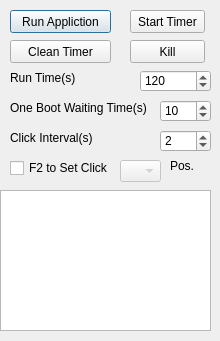
This is dialog.ui in mengzesam/run_ontime as Qt 5 draws it before an edit. The edited form follows.
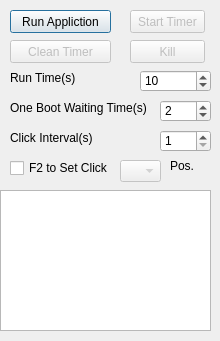
This is the edited form.

Patch:
```diff
--- a/dialog.ui
+++ b/dialog.ui
@@ -58,7 +58,7 @@
     <number>1</number>
    </property>
    <property name="value">
-    <number>120</number>
+    <number>10</number>
    </property>
   </widget>
   <widget class="QSpinBox" name="SpinBox_Waiting">
@@ -74,13 +74,13 @@
     <number>1</number>
    </property>
    <property name="maximum">
-    <number>240</number>
+    <number>30</number>
    </property>
    <property name="singleStep">
     <number>1</number>
    </property>
    <property name="value">
-    <number>10</number>
+    <number>2</number>
    </property>
   </widget>
   <widget class="QLabel" name="label_2">
@@ -122,16 +122,19 @@
     <number>1</number>
    </property>
    <property name="maximum">
-    <number>60</number>
+    <number>10</number>
    </property>
    <property name="singleStep">
     <number>1</number>
    </property>
    <property name="value">
-    <number>2</number>
+    <number>1</number>
    </property>
   </widget>
   <widget class="QPushButton" name="Button_StartTimer">
+   <property name="enabled">
+    <bool>false</bool>
+   </property>
    <property name="geometry">
     <rect>
      <x>130</x>
@@ -145,6 +148,9 @@
    </property>
   </widget>
   <widget class="QPushButton" name="Button_Kill">
+   <property name="enabled">
+    <bool>false</bool>
+   </property>
    <property name="geometry">
     <rect>
      <x>130</x>
@@ -158,6 +164,9 @@
    </property>
   </widget>
   <widget class="QPushButton" name="Button_CleanTimer">
+   <property name="enabled">
+    <bool>false</bool>
+   </property>
    <property name="geometry">
     <rect>
      <x>10</x>
```
